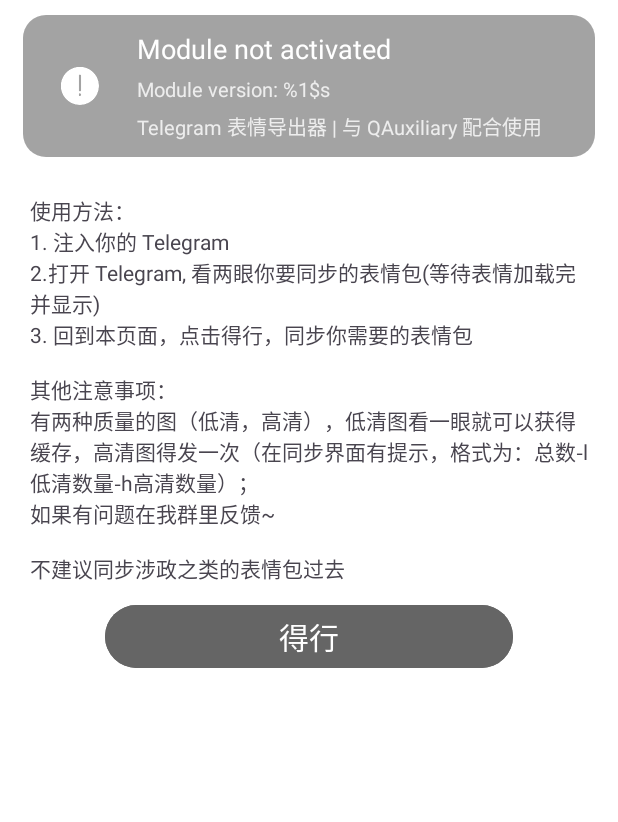
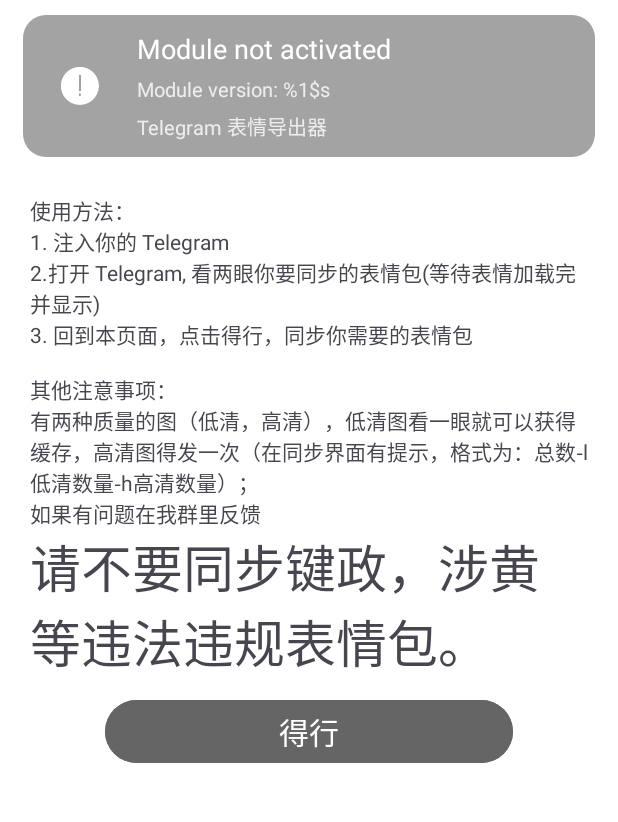
Before and after one commit to std-microblock/TGStickerProvider, an Android app: the layout activity_main.xml on its own in the app's theme, with its tools: preview values and no code run, on a phone screen of 412 x 824 dp, the part 80-902 px from its top. Run offline under Robolectric (Android 15) with nearby library versions, the phone set to English and light mode, and no system bars.

Commit message:
docs: update readme, header, screenshot

```diff
--- a/app/src/main/res/layout/activity_main.xml
+++ b/app/src/main/res/layout/activity_main.xml
@@ -134,6 +134,13 @@
             android:layout_height="wrap_content"
             android:text="@string/usage" />
 
+        <TextView
+            android:id="@+id/textView3"
+            android:layout_width="match_parent"
+            android:layout_height="wrap_content"
+            android:text="@string/big_tips"
+            android:textSize="34sp" />
+
         <Button
             android:id="@+id/button2"
             android:layout_marginLeft="50dp"
--- a/app/src/main/res/values/strings.xml
+++ b/app/src/main/res/values/strings.xml
@@ -13,8 +13,9 @@
     <string name="refresh_sticker">refresh sticker</string>
     <string name="sticker_list">sticker list</string>
     <string name="ok">OK</string>
-    <string name="usage">使用方法：\n1. 注入你的 Telegram\n2.打开 Telegram, 看两眼你要同步的表情包(等待表情加载完并显示)\n3. 回到本页面，点击"得行"，同步你需要的表情包\n\n其他注意事项：\n有两种质量的图（低清，高清），低清图看一眼就可以获得缓存，高清图得发一次（在同步界面有提示，格式为：总数-l低清数量-h高清数量）；\n如果有问题在我群里反馈~\n\n不建议同步涉政之类的表情包过去</string>
-    <string name="info">Telegram 表情导出器 | 与 QAuxiliary 配合使用</string>
+    <string name="usage">使用方法：\n1. 注入你的 Telegram\n2.打开 Telegram, 看两眼你要同步的表情包(等待表情加载完并显示)\n3. 回到本页面，点击"得行"，同步你需要的表情包\n\n其他注意事项：\n有两种质量的图（低清，高清），低清图看一眼就可以获得缓存，高清图得发一次（在同步界面有提示，格式为：总数-l低清数量-h高清数量）；\n如果有问题在我群里反馈</string>
+    <string name="info">Telegram 表情导出器</string>
     <string name="sync">sync</string>
     <string name="remove">×</string>
+    <string name="big_tips">请不要同步键政，涉黄等违法违规表情包。</string>
 </resources>
```
Also changed, not shown: 4 other files.
